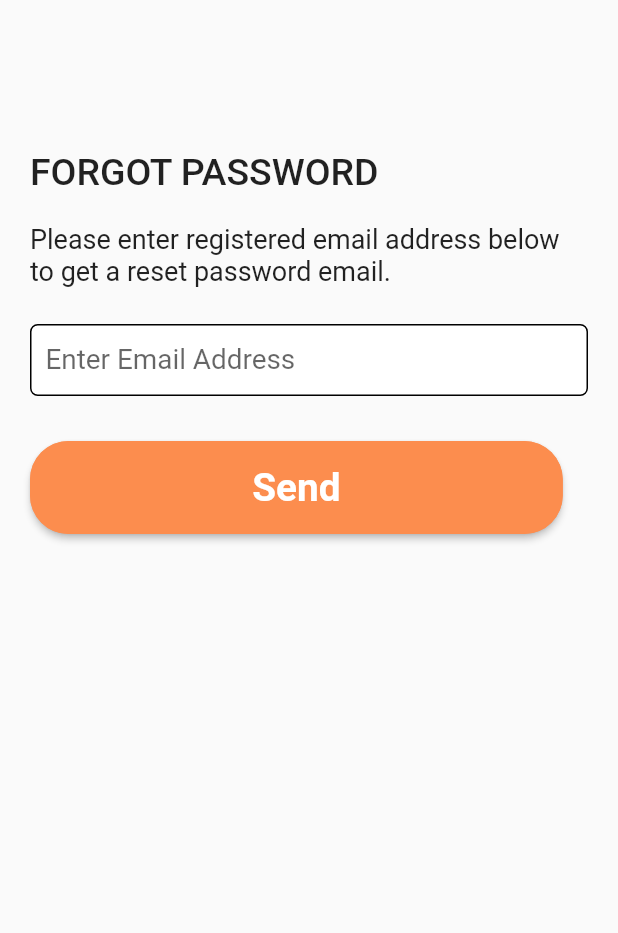
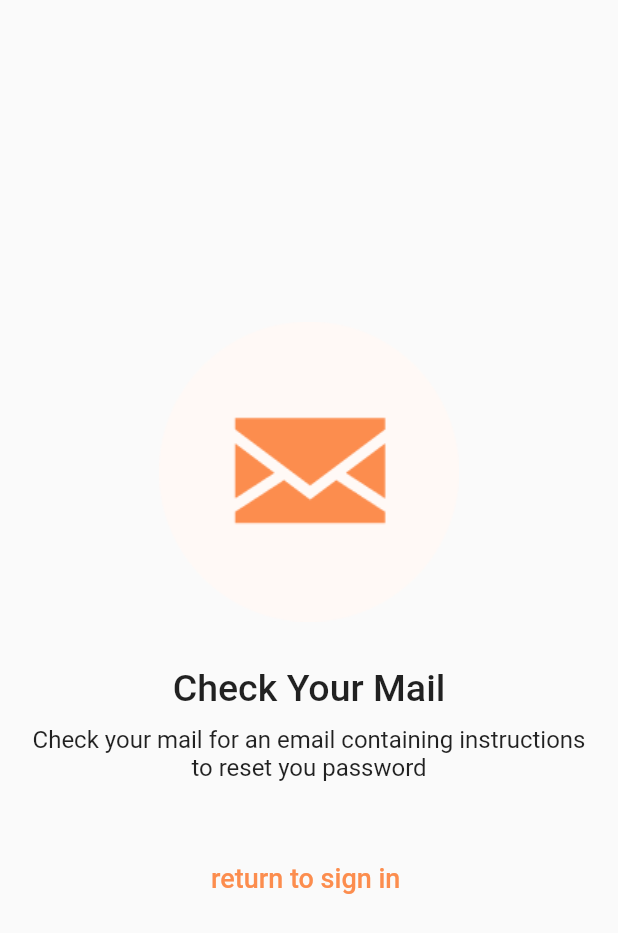
Before and after one commit to OstrichFarmer/zuri, a Flutter app: the ForgotPasswordScreen screen opened directly, after a tap on "Send", on a phone screen of 412 x 824 dp. Shown: the top 933 px of the screen. Run offline on Flutter 3.47's test engine with Material 2 defaults, Android fonts, the phone set to English and light mode, and no system bars; our stand-ins replace get.

Commit message:
created the password reset success screen

```diff
--- a/lib/screens/onboarding/forgot_password.dart
+++ b/lib/screens/onboarding/forgot_password.dart
@@ -1,4 +1,6 @@
 import 'package:flutter/material.dart';
+import 'package:get/get.dart';
+import 'package:zuri/screens/onboarding/password_reset_success.dart';
 import 'package:zuri/widgets/custom_button.dart';
 import 'package:zuri/widgets/custom_textfield.dart';
 
@@ -39,7 +41,11 @@ class ForgotPasswordScreen extends StatelessWidget {
               const SizedBox(
                 height: 30,
               ),
-              CustomButton(title: 'Send', ontap: () {})
+              CustomButton(
+                  title: 'Send',
+                  ontap: () {
+                    Get.to(() => const PasswordResetSuccessScreen());
+                  })
             ],
           ),
         ),
--- /dev/null
+++ b/lib/screens/onboarding/password_reset_success.dart
@@ -0,0 +1,54 @@
+import 'package:flutter/material.dart';
+import 'package:get/get.dart';
+import 'package:zuri/screens/onboarding/login.dart';
+import 'package:zuri/utilities/colors.dart';
+
+class PasswordResetSuccessScreen extends StatelessWidget {
+  const PasswordResetSuccessScreen({Key? key}) : super(key: key);
+
+  @override
+  Widget build(BuildContext context) {
+    return Scaffold(
+      body: Padding(
+        padding: const EdgeInsets.all(20),
+        child: Center(
+          child: Column(
+            mainAxisAlignment: MainAxisAlignment.center,
+            children: [
+              const Image(
+                image: AssetImage('assets/images/mail.png'),
+              ),
+              const SizedBox(
+                height: 30,
+              ),
+              const Text(
+                'Check Your Mail',
+                style: TextStyle(fontSize: 25, fontWeight: FontWeight.w500),
+              ),
+              const SizedBox(
+                height: 10,
+              ),
+              const Text(
+                'Check your mail for an email containing instructions to reset you password',
+                textAlign: TextAlign.center,
+                style: TextStyle(fontSize: 16),
+              ),
+              const SizedBox(
+                height: 40,
+              ),
+              TextButton(
+                  onPressed: () {
+                    Get.to(() => const LoginScreen());
+                  },
+                  child: const Text(
+                    'return to sign in ',
+                    style:
+                        TextStyle(color: AppColors.royalOrange, fontSize: 18),
+                  ))
+            ],
+          ),
+        ),
+      ),
+    );
+  }
+}
```
Also changed, not shown: assets/images/mail.png (added).
